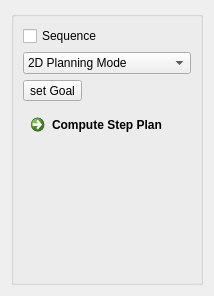
Before: the Qt Designer form vigir_footstep_planning_rviz_plugin/ui_forms/planning_widget.ui in team-vigir/vigir_footstep_planning_visual_tools, drawn with Qt 5.
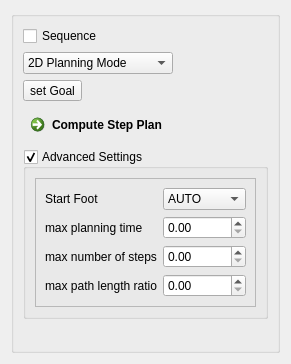
After: the same form once the commit is applied.

Diff of the .ui file:
```diff
--- a/vigir_footstep_planning_rviz_plugin/ui_forms/planning_widget.ui
+++ b/vigir_footstep_planning_rviz_plugin/ui_forms/planning_widget.ui
@@ -6,8 +6,8 @@
    <rect>
     <x>0</x>
     <y>0</y>
-    <width>210</width>
-    <height>296</height>
+    <width>291</width>
+    <height>364</height>
    </rect>
   </property>
   <property name="windowTitle">
@@ -32,6 +32,12 @@
       </item>
       <item>
        <widget class="QComboBox" name="planningModeComboBox">
+        <property name="maximumSize">
+         <size>
+          <width>150</width>
+          <height>16777215</height>
+         </size>
+        </property>
         <item>
          <property name="text">
           <string>2D Planning Mode</string>
@@ -64,6 +70,98 @@
         </property>
        </widget>
       </item>
+      <item>
+       <widget class="QGroupBox" name="moreOptionsGroupBox">
+        <property name="title">
+         <string>Advanced Settings</string>
+        </property>
+        <property name="checkable">
+         <bool>true</bool>
+        </property>
+        <layout class="QVBoxLayout" name="verticalLayout_3">
+         <item>
+          <widget class="QFrame" name="frame">
+           <property name="frameShape">
+            <enum>QFrame::StyledPanel</enum>
+           </property>
+           <property name="frameShadow">
+            <enum>QFrame::Raised</enum>
+           </property>
+           <layout class="QFormLayout" name="formLayout_2">
+            <item row="0" column="0">
+             <widget class="QLabel" name="label">
+              <property name="text">
+               <string>Start Foot</string>
+              </property>
+              <property name="buddy">
+               <cstring>comboBox</cstring>
+              </property>
+             </widget>
+            </item>
+            <item row="0" column="1">
+             <widget class="QComboBox" name="comboBox">
+              <item>
+               <property name="text">
+                <string>AUTO</string>
+               </property>
+              </item>
+              <item>
+               <property name="text">
+                <string>LEFT</string>
+               </property>
+              </item>
+              <item>
+               <property name="text">
+                <string>RIGHT</string>
+               </property>
+              </item>
+             </widget>
+            </item>
+            <item row="1" column="0">
+             <widget class="QLabel" name="label_2">
+              <property name="text">
+               <string>max planning time</string>
+              </property>
+              <property name="buddy">
+               <cstring>doubleSpinBox</cstring>
+              </property>
+             </widget>
+            </item>
+            <item row="1" column="1">
+             <widget class="QDoubleSpinBox" name="doubleSpinBox"/>
+            </item>
+            <item row="2" column="0">
+             <widget class="QLabel" name="label_3">
+              <property name="text">
+               <string>max number of steps</string>
+              </property>
+              <property name="buddy">
+               <cstring>doubleSpinBox_2</cstring>
+              </property>
+             </widget>
+            </item>
+            <item row="2" column="1">
+             <widget class="QDoubleSpinBox" name="doubleSpinBox_2"/>
+            </item>
+            <item row="3" column="0">
+             <widget class="QLabel" name="label_4">
+              <property name="text">
+               <string>max path length ratio</string>
+              </property>
+              <property name="buddy">
+               <cstring>doubleSpinBox_3</cstring>
+              </property>
+             </widget>
+            </item>
+            <item row="3" column="1">
+             <widget class="QDoubleSpinBox" name="doubleSpinBox_3"/>
+            </item>
+           </layout>
+          </widget>
+         </item>
+        </layout>
+       </widget>
+      </item>
       <item>
        <spacer name="verticalSpacer">
         <property name="orientation">
```
Left out of the diff: 19 changed lines with no effect on the pictures.
